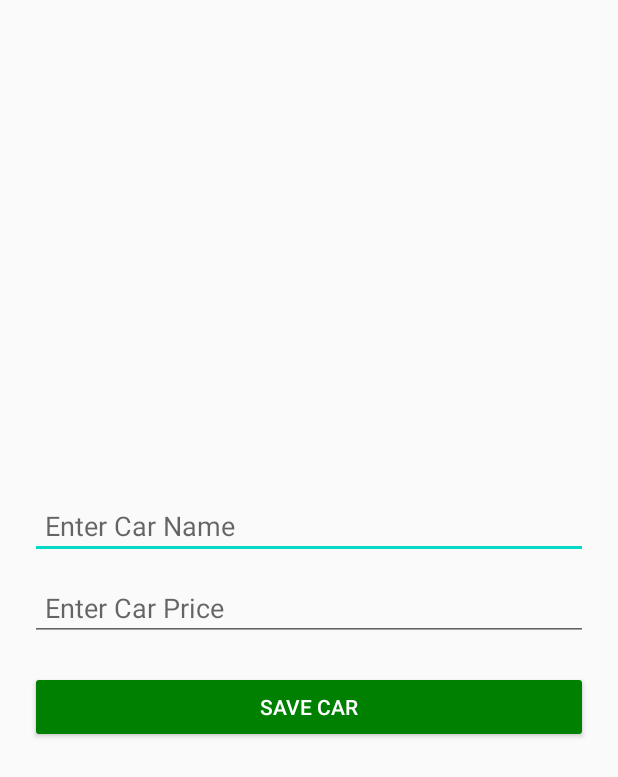
After one commit to Carlover21/RH_Rentals, an Android app built with Jetpack Compose: the AddCarActivity screen opened directly, with no data from a screen before it, on a phone screen of 412 x 824 dp. The commit adds this screen. Shown: the top 777 px of the screen. Run offline under Robolectric (Android 15) with nearby library versions, the phone set to English and light mode, and no system bars.

Commit message:
Added car image selection, details input, and delete functionality
- Implemented image selection for adding car images in AddCarActivity.
- Updated DatabaseHelper to store image URIs.
- Modified AddCarActivity to handle user image selection and preview.
- Enhanced CarListActivity to display images.
- Added delete button in CarAdapter to remove cars from the database.

```diff
--- /dev/null
+++ b/app/src/main/java/com/rh/rentals/AddCarActivity.java
@@ -0,0 +1,51 @@
+package com.rh.rentals;
+
+import android.os.Bundle;
+import android.view.View;
+import android.widget.Button;
+import android.widget.EditText;
+import android.widget.Toast;
+import androidx.appcompat.app.AppCompatActivity;
+
+public class AddCarActivity extends AppCompatActivity {
+    private EditText etCarName, etCarPrice;
+    private DatabaseHelper databaseHelper; // Database Helper to manage SQLite operations
+
+    @Override
+    protected void onCreate(Bundle savedInstanceState) {
+        super.onCreate(savedInstanceState);
+        setContentView(R.layout.activity_add_car);
+
+        // Link UI elements
+        etCarName = findViewById(R.id.etCarName);
+        etCarPrice = findViewById(R.id.etCarPrice);
+        Button btnSaveCar = findViewById(R.id.btnSaveCar);
+
+        // Initialize Database Helper
+        databaseHelper = new DatabaseHelper(this);
+
+        // Set button click listener to save car to the database
+        btnSaveCar.setOnClickListener(new View.OnClickListener() {
+            @Override
+            public void onClick(View v) {
+                String name = etCarName.getText().toString();
+                String priceText = etCarPrice.getText().toString();
+
+                // Validate input fields
+                if (!name.isEmpty() && !priceText.isEmpty()) {
+                    double price = Double.parseDouble(priceText);
+
+                    // Insert car into the database
+                    if (databaseHelper.addCar(name, price)) {
+                        Toast.makeText(AddCarActivity.this, "Car Added Successfully", Toast.LENGTH_SHORT).show();
+                        finish(); // Close this activity
+                    } else {
+                        Toast.makeText(AddCarActivity.this, "Failed to Add Car", Toast.LENGTH_SHORT).show();
+                    }
+                } else {
+                    Toast.makeText(AddCarActivity.this, "Please enter all details", Toast.LENGTH_SHORT).show();
+                }
+            }
+        });
+    }
+}
--- /dev/null
+++ b/app/src/main/res/layout/activity_add_car.xml
@@ -0,0 +1,36 @@
+<LinearLayout xmlns:android="http://schemas.android.com/apk/res/android"
+    android:layout_width="match_parent"
+    android:layout_height="match_parent"
+    android:orientation="vertical"
+    android:padding="20dp"
+    android:gravity="center">
+
+    <!-- Input field for Car Name -->
+    <EditText
+        android:id="@+id/etCarName"
+        android:layout_width="match_parent"
+        android:layout_height="wrap_content"
+        android:hint="Enter Car Name"
+        android:padding="10dp" />
+
+    <!-- Input field for Car Price -->
+    <EditText
+        android:id="@+id/etCarPrice"
+        android:layout_width="match_parent"
+        android:layout_height="wrap_content"
+        android:hint="Enter Car Price"
+        android:inputType="numberDecimal"
+        android:padding="10dp"
+        android:layout_marginTop="10dp"/>
+
+    <!-- Save Car Button -->
+    <Button
+        android:id="@+id/btnSaveCar"
+        android:layout_width="match_parent"
+        android:layout_height="wrap_content"
+        android:text="Save Car"
+        android:backgroundTint="#008000"
+        android:textColor="@android:color/white"
+        android:padding="12dp"
+        android:layout_marginTop="20dp"/>
+</LinearLayout>
```
Also changed, not shown: app/src/main/AndroidManifest.xml (+7 -3 lines), app/src/main/java/com/rh/rentals/Car.java (added, +21 -0 lines), app/src/main/java/com/rh/rentals/DatabaseHelper.java (added, +71 -0 lines), app/src/main/java/com/rh/rentals/MainActivity.java (+10 -0 lines), app/src/main/res/layout/activity_main.xml (+13 -0 lines).
